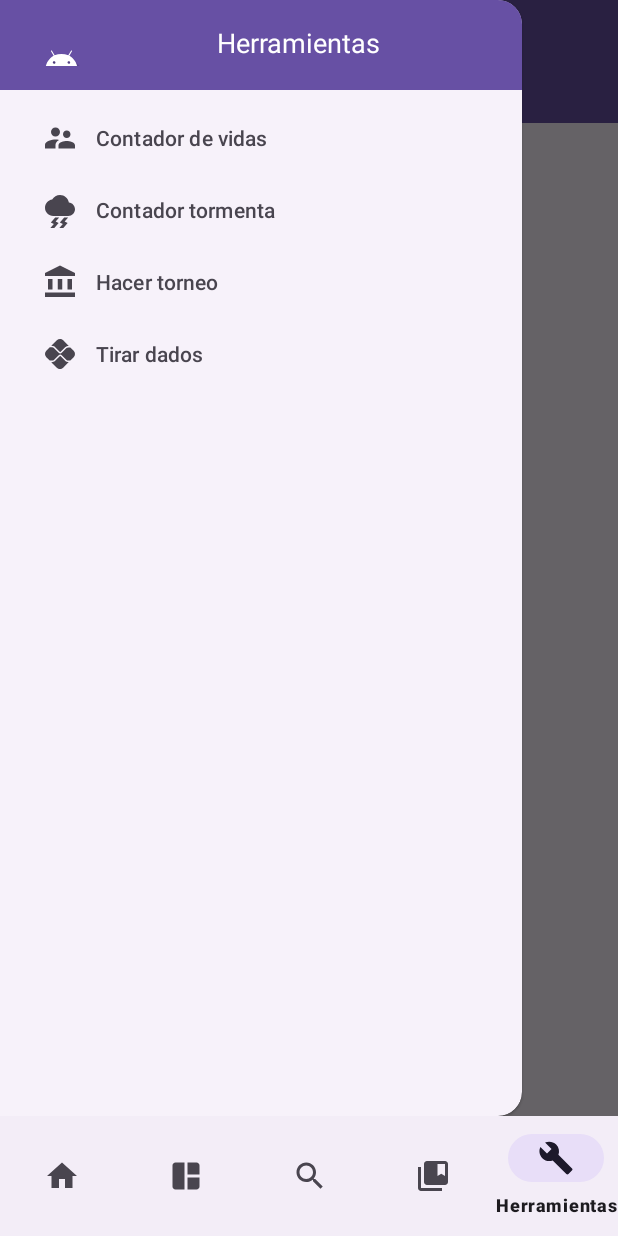
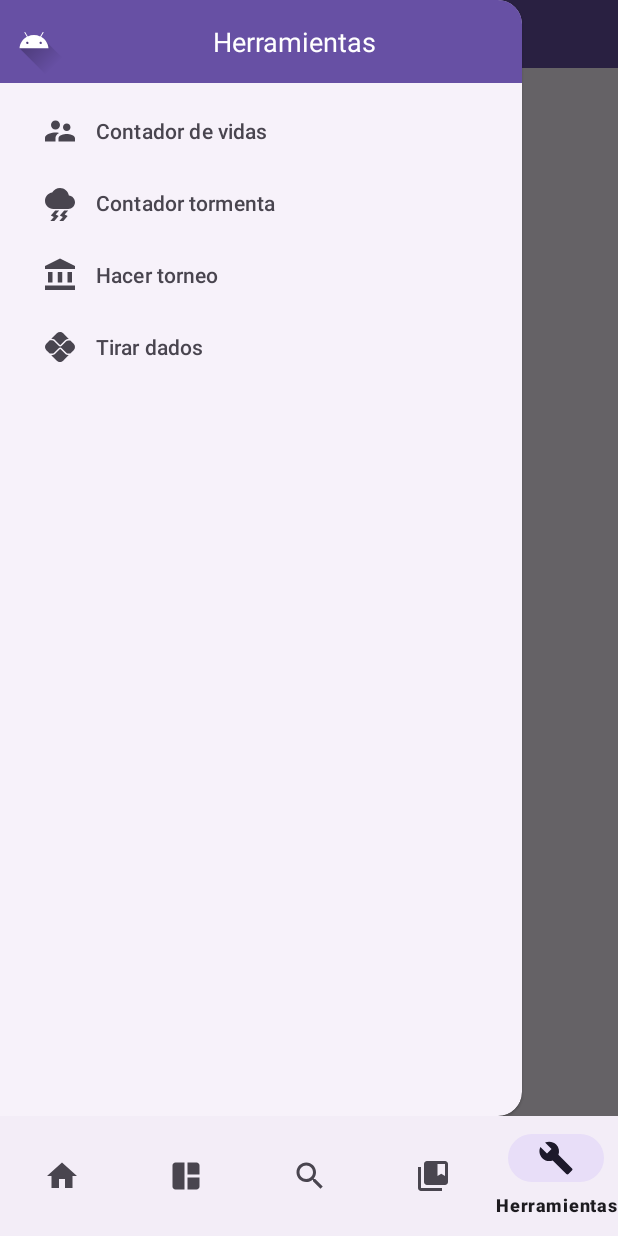
Before and after one commit to JoseJimenezGonzalez/MagicCraft_App, an Android app: the ToolsFragment screen opened through its navigation route, with the side drawer open, on a phone screen of 412 x 824 dp. Run offline under Robolectric (Android 15) with nearby library versions, the phone set to English and light mode, and no system bars; our stand-ins replace navigation-ui.

Commit message:
commit burguer menu

```diff
--- a/app/src/main/java/com/example/magiccraftapp/ToolsFragment.kt
+++ b/app/src/main/java/com/example/magiccraftapp/ToolsFragment.kt
@@ -23,21 +23,6 @@ class ToolsFragment : Fragment() {
     ): View? {
         // Inflar el layout y obtener la referencia al View Binding
         _binding = FragmentToolsBinding.inflate(inflater, container, false)
-        val view = binding.root
-
-        // Configurar el botón para abrir el menú lateral
-        binding.ivToolstyy.setOnClickListener {
-            // Obtener el DrawerLayout desde la actividad
-            val drawerLayout = requireActivity().findViewById<DrawerLayout>(R.id.drawer_layout)
-            // Abrir el menú lateral
-            drawerLayout.openDrawer(GravityCompat.START)
-        }
-
-        return view
-    }
-
-    override fun onDestroyView() {
-        super.onDestroyView()
-        _binding = null
+        return binding.root
     }
 }
--- a/app/src/main/res/layout/fragment_tools.xml
+++ b/app/src/main/res/layout/fragment_tools.xml
@@ -5,7 +5,7 @@
     android:id="@+id/drawer_layout"
     android:layout_width="match_parent"
     android:layout_height="match_parent"
-    tools:context=".MainActivity">
+    tools:context=".ToolsFragment">
 
     <!-- Contenido principal incluyendo el diseño del encabezado del menú -->
     <FrameLayout
--- a/app/src/main/res/layout/nav_header_tools.xml
+++ b/app/src/main/res/layout/nav_header_tools.xml
@@ -3,22 +3,21 @@
 <androidx.constraintlayout.widget.ConstraintLayout xmlns:android="http://schemas.android.com/apk/res/android"
     xmlns:tools="http://schemas.android.com/tools"
     android:layout_width="match_parent"
-    android:layout_height="60dp"
+    android:layout_height="55dp"
     xmlns:app="http://schemas.android.com/apk/res-auto"
     android:orientation="vertical"
     android:gravity="bottom"
-    android:padding="16dp"
     android:background="?attr/colorPrimaryDark">
 
     <ImageView
         android:id="@+id/ivTools"
-        android:layout_width="50dp"
-        android:layout_height="50dp"
+        android:layout_width="45dp"
+        android:layout_height="45dp"
         app:layout_constraintStart_toStartOf="parent"
         app:layout_constraintTop_toTopOf="parent"
+        app:layout_constraintBottom_toBottomOf="parent"
         android:src="@drawable/ic_launcher_foreground"
-        android:scaleType="centerCrop"
-        android:layout_marginBottom="8dp"/>
+        android:scaleType="centerCrop"/>
 
     <TextView
         android:id="@+id/tvTools"
@@ -29,6 +28,7 @@
         app:layout_constraintEnd_toEndOf="parent"
         android:text="Herramientas"
         android:textColor="#FFFFFF"
-        android:textSize="18sp"/>
+        android:textSize="18sp"
+        app:layout_constraintBottom_toBottomOf="parent"/>
 
 </androidx.constraintlayout.widget.ConstraintLayout>
```
